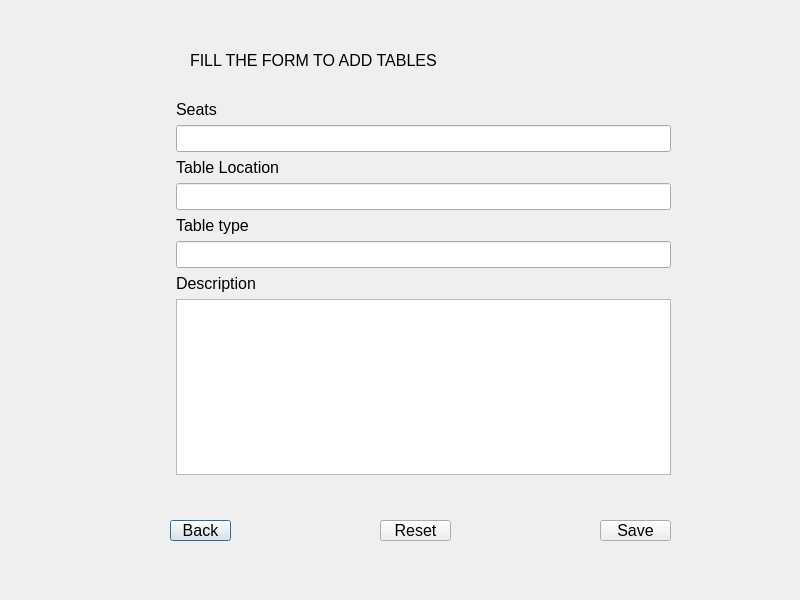
Qt form RMS_qt/add_tables.ui (dev-pratik02/RMS) before a commit.
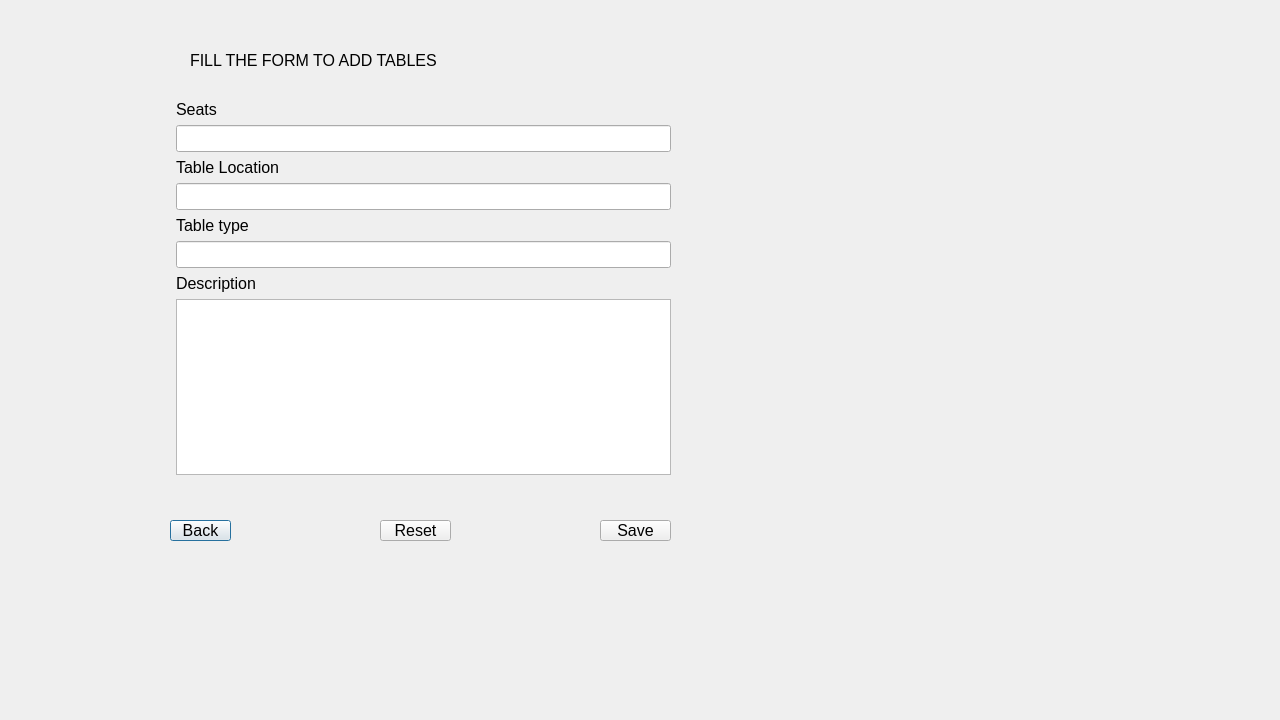
The same form after that commit.

```diff
--- a/RMS_qt/add_tables.ui
+++ b/RMS_qt/add_tables.ui
@@ -6,8 +6,8 @@
    <rect>
     <x>0</x>
     <y>0</y>
-    <width>800</width>
-    <height>600</height>
+    <width>1280</width>
+    <height>720</height>
    </rect>
   </property>
   <property name="minimumSize">
@@ -16,12 +16,6 @@
     <height>600</height>
    </size>
   </property>
-  <property name="maximumSize">
-   <size>
-    <width>800</width>
-    <height>600</height>
-   </size>
-  </property>
   <property name="font">
    <font>
     <family>Arial</family>
```
